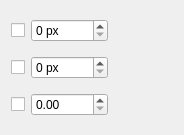
Qt form libs/ui/forms/wdgrectangleconstraints.ui (KDE/krita) before a commit.
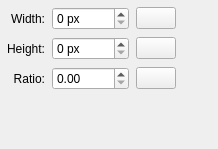
The same form after that commit.

Commit message: UI - change checkboxes to lock icons for geometry tools . Change width and height icons to text labels as it is more understandable.

The edit to the form file:
```diff
--- a/libs/ui/forms/wdgrectangleconstraints.ui
+++ b/libs/ui/forms/wdgrectangleconstraints.ui
@@ -6,12 +6,12 @@
    <rect>
     <x>0</x>
     <y>0</y>
-    <width>184</width>
-    <height>135</height>
+    <width>218</width>
+    <height>149</height>
    </rect>
   </property>
   <property name="sizePolicy">
-   <sizepolicy hsizetype="Minimum" vsizetype="Minimum">
+   <sizepolicy hsizetype="Preferred" vsizetype="Preferred">
     <horstretch>0</horstretch>
     <verstretch>0</verstretch>
    </sizepolicy>
@@ -19,19 +19,71 @@
   <property name="windowTitle">
    <string>Size</string>
   </property>
+  <layout class="QGridLayout" name="gridLayout_2">
+   <property name="leftMargin">
+    <number>0</number>
+   </property>
+   <property name="topMargin">
+    <number>0</number>
+   </property>
+   <property name="rightMargin">
+    <number>0</number>
+   </property>
+   <property name="bottomMargin">
+    <number>0</number>
+   </property>
+   <property name="spacing">
+    <number>0</number>
+   </property>
+   <item row="0" column="0">
   <layout class="QGridLayout" name="gridLayout">
-   <item row="3" column="0">
-    <widget class="QCheckBox" name="chkRatio">
-     <property name="toolTip">
-      <string>Lock aspect ratio</string>
+     <property name="leftMargin">
+      <number>7</number>
      </property>
+     <property name="topMargin">
+      <number>7</number>
+     </property>
+     <property name="rightMargin">
+      <number>7</number>
+     </property>
+     <property name="bottomMargin">
+      <number>7</number>
+     </property>
+     <property name="spacing">
+      <number>7</number>
+     </property>
+     <item row="1" column="3">
+      <widget class="QPushButton" name="lockHeightButton">
      <property name="text">
       <string/>
      </property>
-    </widget>
-   </item>
-   <item row="0" column="1">
-    <widget class="QSpinBox" name="intWidth">
+       <property name="checkable">
+        <bool>true</bool>
+       </property>
+      </widget>
+     </item>
+     <item row="2" column="3">
+      <widget class="QPushButton" name="lockRatioButton">
+       <property name="text">
+        <string/>
+       </property>
+       <property name="checkable">
+        <bool>true</bool>
+       </property>
+      </widget>
+     </item>
+     <item row="0" column="3">
+      <widget class="QPushButton" name="lockWidthButton">
+       <property name="text">
+        <string/>
+       </property>
+       <property name="checkable">
+        <bool>true</bool>
+       </property>
+      </widget>
+     </item>
+     <item row="1" column="2">
+      <widget class="QSpinBox" name="intHeight">
      <property name="toolTip">
       <string>Width</string>
      </property>
@@ -43,7 +95,17 @@
      </property>
     </widget>
    </item>
-   <item row="3" column="1">
+     <item row="0" column="1">
+      <widget class="QLabel" name="label">
+       <property name="text">
+        <string>Width:</string>
+       </property>
+       <property name="alignment">
+        <set>Qt::AlignRight|Qt::AlignTrailing|Qt::AlignVCenter</set>
+       </property>
+      </widget>
+     </item>
+     <item row="2" column="2">
     <widget class="QDoubleSpinBox" name="doubleRatio">
      <property name="toolTip">
       <string>Aspect ratio</string>
@@ -56,40 +118,42 @@
      </property>
     </widget>
    </item>
+     <item row="0" column="2">
+      <widget class="QSpinBox" name="intWidth">
+       <property name="toolTip">
+        <string>Width</string>
+       </property>
+       <property name="suffix">
+        <string> px</string>
+       </property>
+       <property name="maximum">
+        <number>99999</number>
+       </property>
+      </widget>
+     </item>
+     <item row="2" column="1">
+      <widget class="QLabel" name="label_3">
+       <property name="text">
+        <string>Ratio:</string>
+       </property>
+       <property name="alignment">
+        <set>Qt::AlignRight|Qt::AlignTrailing|Qt::AlignVCenter</set>
+       </property>
+      </widget>
+     </item>
    <item row="1" column="1">
-    <widget class="QSpinBox" name="intHeight">
-     <property name="toolTip">
-      <string>Height</string>
-     </property>
-     <property name="suffix">
-      <string> px</string>
-     </property>
-     <property name="maximum">
-      <number>99999</number>
-     </property>
-    </widget>
-   </item>
-   <item row="0" column="0">
-    <widget class="QCheckBox" name="chkWidth">
-     <property name="toolTip">
-      <string>Lock width</string>
-     </property>
+      <widget class="QLabel" name="label_2">
      <property name="text">
-      <string/>
-     </property>
-    </widget>
-   </item>
-   <item row="1" column="0">
-    <widget class="QCheckBox" name="chkHeight">
-     <property name="toolTip">
-      <string>Lock height</string>
-     </property>
-     <property name="text">
-      <string/>
-     </property>
-    </widget>
-   </item>
-   <item row="1" column="2">
+        <string>Height:</string>
+       </property>
+       <property name="alignment">
+        <set>Qt::AlignRight|Qt::AlignTrailing|Qt::AlignVCenter</set>
+       </property>
+      </widget>
+     </item>
+    </layout>
+   </item>
+   <item row="0" column="1">
     <spacer name="horizontalSpacer">
      <property name="orientation">
       <enum>Qt::Horizontal</enum>
@@ -102,6 +166,19 @@
      </property>
     </spacer>
    </item>
+   <item row="1" column="0">
+    <spacer name="verticalSpacer">
+     <property name="orientation">
+      <enum>Qt::Vertical</enum>
+     </property>
+     <property name="sizeHint" stdset="0">
+      <size>
+       <width>20</width>
+       <height>40</height>
+      </size>
+     </property>
+    </spacer>
+   </item>
   </layout>
  </widget>
  <resources/>
```
Left out of the diff: 2 changed lines with no effect on the pictures. Lines whose indentation alone changed are shown as unchanged. The commit also changes 1 other file.
